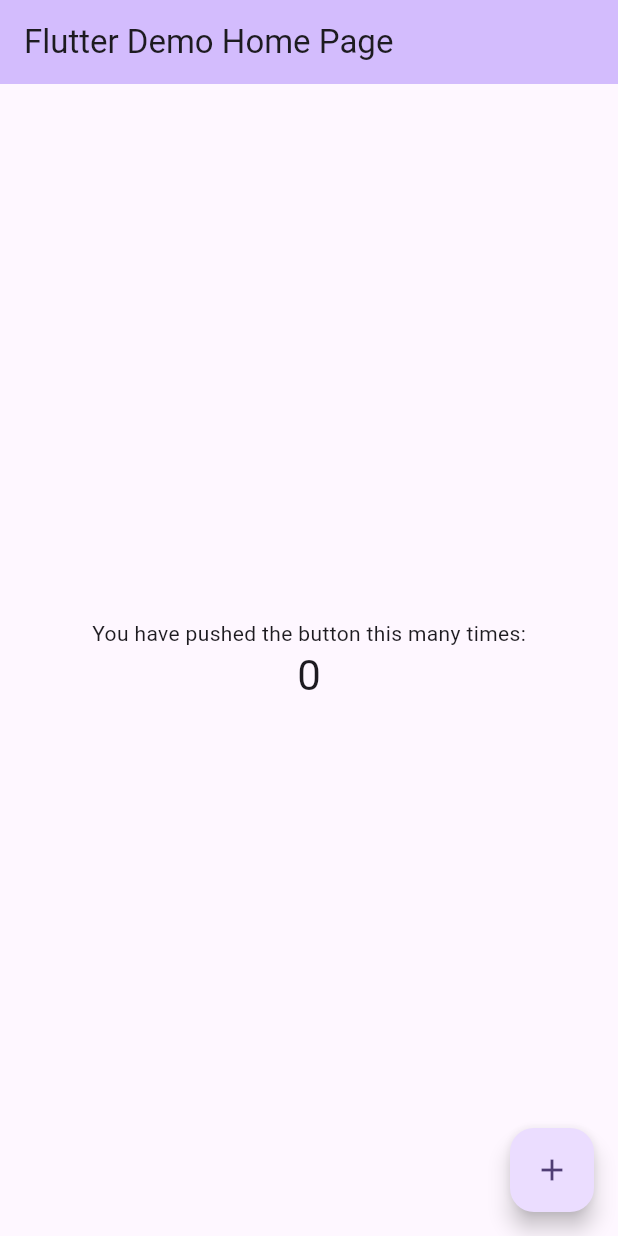
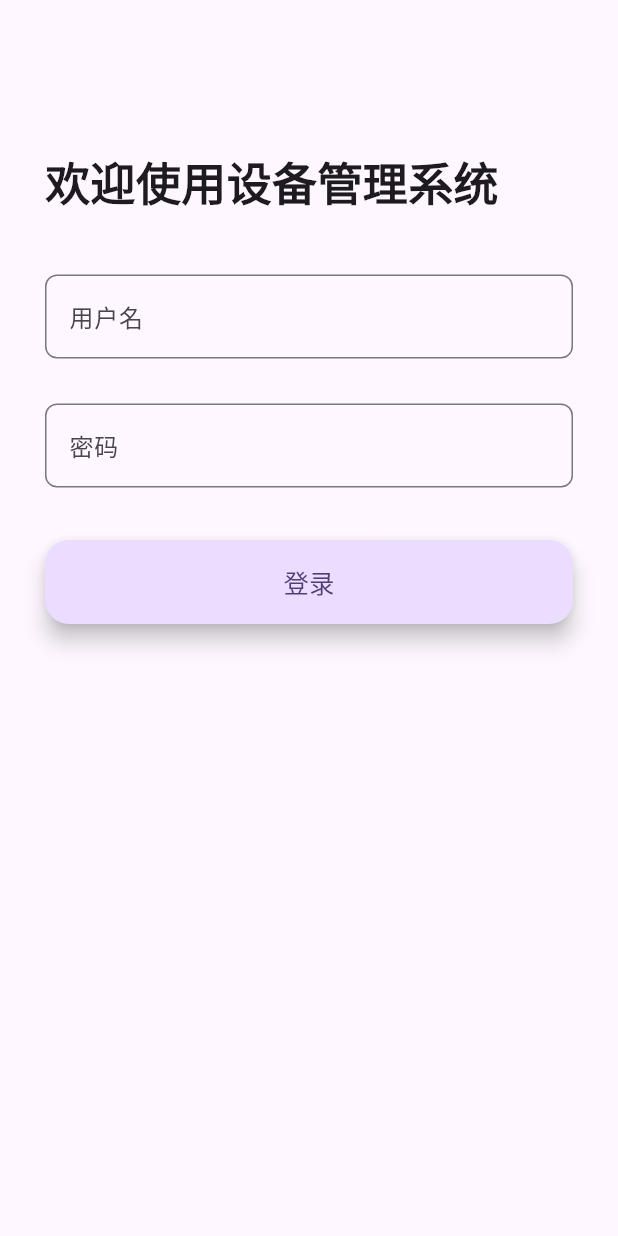
Before and after one commit to YiQiuYes/formaldehyde_detection_admin, a Flutter app: the screen it shows after launch, on a phone screen of 412 x 824 dp. Run offline on Flutter 3.47's test engine with Material 3 defaults, Android fonts, the phone set to English and light mode, and no system bars; our stand-ins replace dio, fluttertoast, get, logger.

Commit message:
feat(pages): 添加登录和主页的逻辑、状态和视图组件，并配置路由

```diff
--- a/lib/main.dart
+++ b/lib/main.dart
@@ -1,4 +1,6 @@
 import 'package:flutter/material.dart';
+import 'package:formaldehyde_detection/pages/route_config.dart';
+import 'package:get/get_navigation/src/root/get_material_app.dart';
 
 void main() {
   runApp(const MyApp());
@@ -9,58 +11,14 @@ class MyApp extends StatelessWidget {
 
   @override
   Widget build(BuildContext context) {
-    return MaterialApp(
-      title: 'Flutter Demo',
+    return GetMaterialApp(
+      title: '设备管理',
       theme: ThemeData(
         colorScheme: ColorScheme.fromSeed(seedColor: Colors.deepPurple),
+        useMaterial3: true,
       ),
-      home: const MyHomePage(title: 'Flutter Demo Home Page'),
+      getPages: RouteConfig.getPages,
+      initialRoute: RouteConfig.login,
     );
   }
 }
-
-class MyHomePage extends StatefulWidget {
-  const MyHomePage({super.key, required this.title});
-
-  final String title;
-
-  @override
-  State<MyHomePage> createState() => _MyHomePageState();
-}
-
-class _MyHomePageState extends State<MyHomePage> {
-  int _counter = 0;
-
-  void _incrementCounter() {
-    setState(() {
-      _counter++;
-    });
-  }
-
-  @override
-  Widget build(BuildContext context) {
-    return Scaffold(
-      appBar: AppBar(
-        backgroundColor: Theme.of(context).colorScheme.inversePrimary,
-        title: Text(widget.title),
-      ),
-      body: Center(
-        child: Column(
-          mainAxisAlignment: MainAxisAlignment.center,
-          children: <Widget>[
-            const Text('You have pushed the button this many times:'),
-            Text(
-              '$_counter',
-              style: Theme.of(context).textTheme.headlineMedium,
-            ),
-          ],
-        ),
-      ),
-      floatingActionButton: FloatingActionButton(
-        onPressed: _incrementCounter,
-        tooltip: 'Increment',
-        child: const Icon(Icons.add),
-      ),
-    );
-  }
-}
--- /dev/null
+++ b/lib/pages/home/logic.dart
@@ -0,0 +1,7 @@
+import 'package:get/get.dart';
+
+import 'state.dart';
+
+class HomeLogic extends GetxController {
+  final HomeState state = HomeState();
+}
--- /dev/null
+++ b/lib/pages/home/state.dart
@@ -0,0 +1,5 @@
+class HomeState {
+  HomeState() {
+    ///Initialize variables
+  }
+}
--- /dev/null
+++ b/lib/pages/home/view.dart
@@ -0,0 +1,23 @@
+import 'package:flutter/material.dart';
+import 'package:get/get.dart';
+
+import 'logic.dart';
+import 'state.dart';
+
+class HomePage extends StatelessWidget {
+  HomePage({super.key});
+
+  final HomeLogic logic = Get.put(HomeLogic());
+  final HomeState state = Get.find<HomeLogic>().state;
+
+  @override
+  Widget build(BuildContext context) {
+    return Scaffold(
+      appBar: AppBar(
+        backgroundColor: Theme.of(context).colorScheme.inversePrimary,
+        title: const Text('设备管理'),
+      ),
+      body: Container(),
+    );
+  }
+}
--- /dev/null
+++ b/lib/pages/login/logic.dart
@@ -0,0 +1,29 @@
+import 'package:flutter/cupertino.dart';
+import 'package:formaldehyde_detection/utils/logger_util.dart';
+import 'package:get/get.dart';
+
+import '../../utils/toast_util.dart';
+import 'state.dart';
+
+class LoginLogic extends GetxController {
+  final LoginState state = LoginState();
+
+  @override
+  void dispose() {
+    // 释放资源
+    state.usernameController.dispose();
+    state.passwordController.dispose();
+    super.dispose();
+  }
+
+  void login(BuildContext context) {
+    String username = state.usernameController.text;
+    String password = state.passwordController.text;
+
+    // 验证用户名和密码
+    if (username.isEmpty || password.isEmpty) {
+      ToastUtil.errorToast('用户名和密码不能为空', context);
+      return;
+    }
+  }
+}
--- /dev/null
+++ b/lib/pages/login/state.dart
@@ -0,0 +1,12 @@
+import 'package:flutter/material.dart';
+
+class LoginState {
+  // 用户名输入框控制器
+  final TextEditingController usernameController = TextEditingController();
+  // 密码输入框控制器
+  final TextEditingController passwordController = TextEditingController();
+
+  LoginState() {
+    ///Initialize variables
+  }
+}
--- /dev/null
+++ b/lib/pages/login/view.dart
@@ -0,0 +1,69 @@
+import 'package:flutter/material.dart';
+import 'package:get/get.dart';
+
+import 'logic.dart';
+import 'state.dart';
+
+class LoginPage extends StatelessWidget {
+  LoginPage({super.key});
+
+  final LoginLogic logic = Get.put(LoginLogic());
+  final LoginState state = Get.find<LoginLogic>().state;
+
+  @override
+  Widget build(BuildContext context) {
+    return Scaffold(
+      body: Column(
+        crossAxisAlignment: CrossAxisAlignment.stretch,
+        children: [
+          // 提示信息
+          Padding(
+            padding: const EdgeInsets.only(top: 100, left: 30),
+            child: Text(
+              '欢迎使用设备管理系统',
+              style: TextStyle(fontSize: 30, fontWeight: FontWeight.bold),
+            ),
+          ),
+          // 用户名输入框
+          Padding(
+            padding: const EdgeInsets.only(top: 40, left: 30, right: 30),
+            child: TextField(
+              controller: state.usernameController,
+              decoration: InputDecoration(
+                labelText: '用户名',
+                border: OutlineInputBorder(
+                  borderRadius: const BorderRadius.all(Radius.circular(8)),
+                ),
+              ),
+            ),
+          ),
+          // 密码输入框
+          Padding(
+            padding: const EdgeInsets.only(top: 30, left: 30, right: 30),
+            child: TextField(
+              controller: state.passwordController,
+              decoration: InputDecoration(
+                labelText: '密码',
+                border: OutlineInputBorder(
+                  borderRadius: const BorderRadius.all(Radius.circular(8)),
+                ),
+              ),
+              obscureText: true,
+            ),
+          ),
+          // 登录按钮
+          Padding(
+            padding: const EdgeInsets.only(top: 35, left: 30, right: 30),
+            child: FloatingActionButton(
+              onPressed: () {
+                // 登录逻辑
+                logic.login(context);
+              },
+              child: Text('登录', style: TextStyle(fontSize: 17)),
+            ),
+          ),
+        ],
+      ),
+    );
+  }
+}
--- /dev/null
+++ b/lib/pages/route_config.dart
@@ -0,0 +1,13 @@
+import 'package:formaldehyde_detection/pages/home/view.dart';
+import 'package:formaldehyde_detection/pages/login/view.dart';
+import 'package:get/get_navigation/src/routes/get_route.dart';
+
+class RouteConfig {
+  static const String home = "/home";
+  static const String login = "/login";
+
+  static final List<GetPage> getPages = [
+    GetPage(name: home, page: () => HomePage()),
+    GetPage(name: login, page: () => LoginPage()),
+  ];
+}
```
